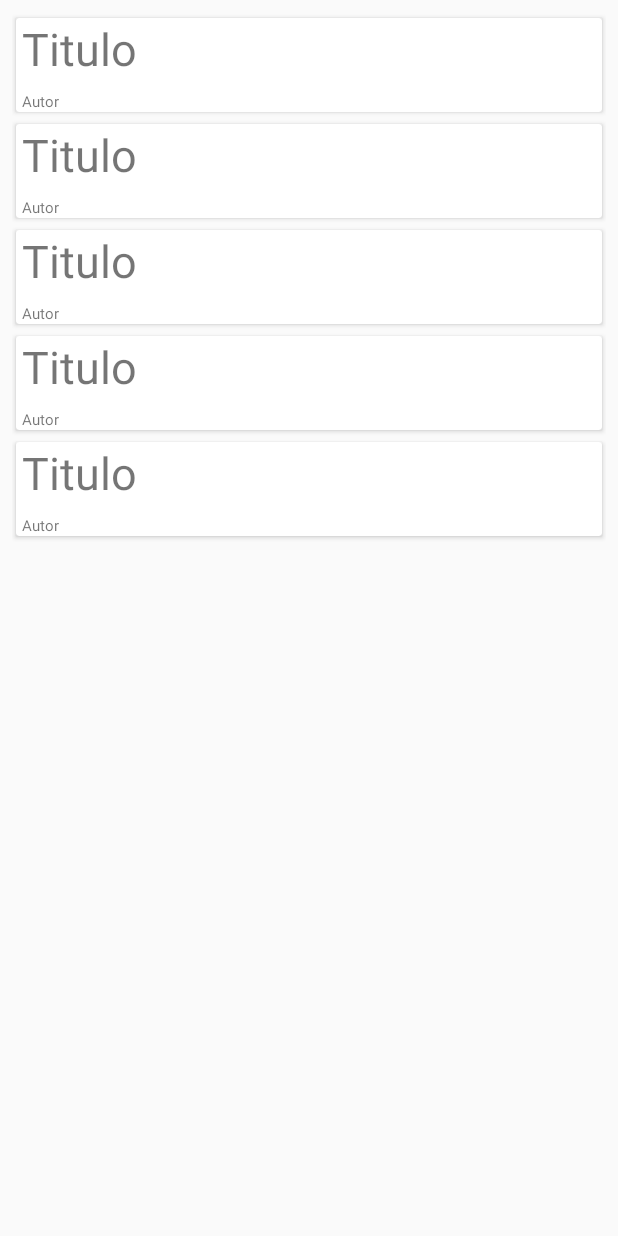
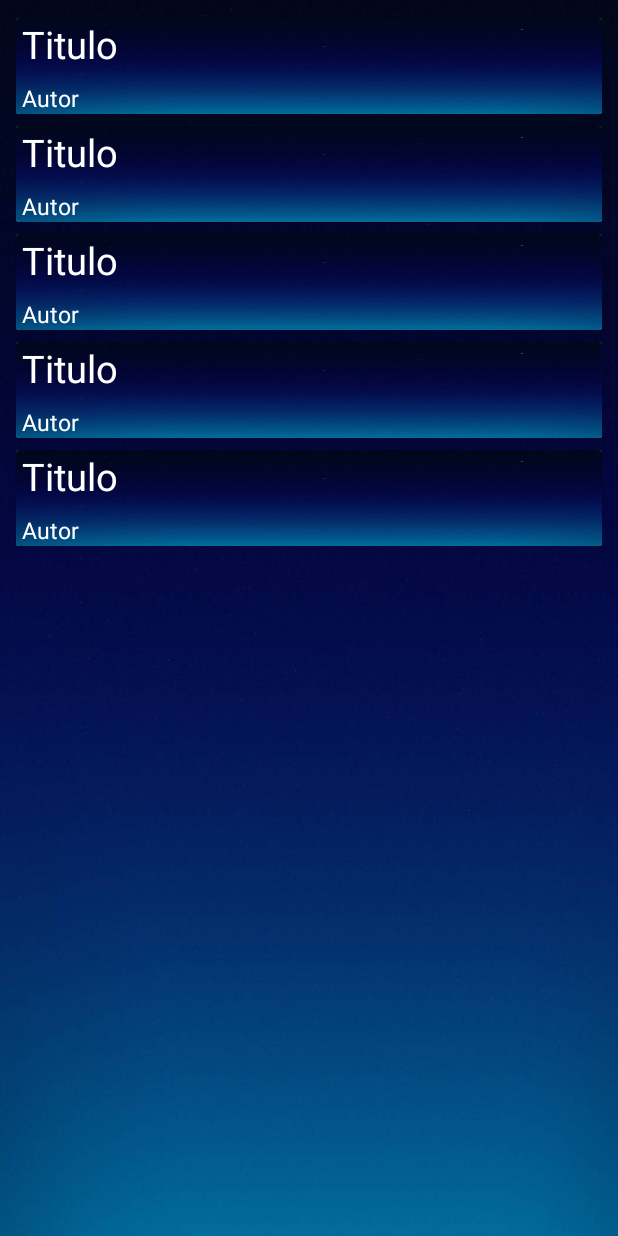
Before and after one commit to PedroAES/app, an Android app: the layout activity_listar_livros.xml on its own in the app's theme, with its tools: preview values and no code run, on a phone screen of 412 x 824 dp. Run offline under Robolectric (Android 15) with nearby library versions, the phone set to English and light mode, and no system bars.

Commit message:
Add busca do livro e listagem.

```diff
--- a/android-book-listing-app/app/src/main/java/com/example/android/books/DAO/LivroDAO.java
+++ b/android-book-listing-app/app/src/main/java/com/example/android/books/DAO/LivroDAO.java
@@ -30,12 +30,12 @@ public class LivroDAO implements ILivro {
     }
 
     @Override
-    public List<Livro> getAllLivros() {
+    public ArrayList<Livro> getAllLivros() {
         String sql= "select * from livro;";
         Cursor c = ler.rawQuery( sql , null);
         if(c == null)
             return null;
-        List<Livro> livros = new ArrayList<>();
+        ArrayList<Livro> livros = new ArrayList<>();
         while (c.moveToNext()){
             Livro livro = new Livro();
             livro.setTitulo(c.getString(c.getColumnIndex("titulo")));
--- a/android-book-listing-app/app/src/main/java/com/example/android/books/interfaces/ILivro.java
+++ b/android-book-listing-app/app/src/main/java/com/example/android/books/interfaces/ILivro.java
@@ -2,9 +2,10 @@ package com.example.android.books.interfaces;
 
 import com.example.android.books.model.Livro;
 
+import java.util.ArrayList;
 import java.util.List;
 
 public interface ILivro {
     void inserirLivro(Livro livro);
-    List<Livro> getAllLivros();
+    ArrayList<Livro> getAllLivros();
 }
--- a/android-book-listing-app/app/src/main/java/com/example/android/books/retrofit/RetrofitConfig.java
+++ b/android-book-listing-app/app/src/main/java/com/example/android/books/retrofit/RetrofitConfig.java
@@ -6,7 +6,7 @@ import retrofit2.converter.gson.GsonConverterFactory;
 public class RetrofitConfig {
 
     private static Retrofit retrofit = null;
-    private static String baseUrl= "http://10.103.17.90:8080/";
+    private static String baseUrl= "http://192.168.15.5:8080/";
 
     public RetrofitConfig() {
         retrofit = new Retrofit.Builder()
--- a/android-book-listing-app/app/src/main/res/layout/listar_livros.xml
+++ b/android-book-listing-app/app/src/main/res/layout/activity_listar_livros.xml
@@ -4,10 +4,12 @@
     xmlns:app="http://schemas.android.com/apk/res-auto"
     xmlns:tools="http://schemas.android.com/tools"
     android:layout_width="match_parent"
-    android:layout_height="match_parent">
-
+    android:layout_height="match_parent"
+    android:background="@drawable/fundo"
+    tools:context=".activity.ListarLivrosActivity">
 
     <android.support.v7.widget.RecyclerView
+        android:id="@+id/rv"
         android:layout_width="match_parent"
         android:layout_height="match_parent"
         android:layout_marginStart="8dp"
@@ -20,4 +22,5 @@
         app:layout_constraintTop_toTopOf="parent"
         tools:itemCount="5"
         tools:listitem="@layout/items_livros" />
+
 </android.support.constraint.ConstraintLayout>
--- a/android-book-listing-app/app/src/main/res/layout/items_livros.xml
+++ b/android-book-listing-app/app/src/main/res/layout/items_livros.xml
@@ -17,6 +17,7 @@
         <android.support.constraint.ConstraintLayout
             android:layout_width="match_parent"
             android:layout_height="wrap_content"
+            android:background="@drawable/fundo"
             >
 
             <TextView
@@ -26,7 +27,8 @@
                 android:layout_marginStart="4dp"
                 android:layout_marginEnd="4dp"
                 android:text="Titulo"
-                android:textSize="30sp"
+                android:textSize="25sp"
+                android:textColor="@color/cardview_light_background"
                 app:layout_constraintEnd_toEndOf="parent"
                 app:layout_constraintStart_toStartOf="parent"
                 app:layout_constraintTop_toTopOf="parent" />
@@ -37,7 +39,8 @@
                 android:layout_height="wrap_content"
                 android:layout_marginTop="8dp"
                 android:text="Autor"
-                android:textSize="10sp"
+                android:textSize="15sp"
+                android:textColor="@color/cardview_light_background"
                 app:layout_constraintBottom_toBottomOf="parent"
                 app:layout_constraintEnd_toEndOf="@+id/titulo_livro"
                 app:layout_constraintStart_toStartOf="@+id/titulo_livro"
```
Also changed, not shown: android-book-listing-app/app/src/main/AndroidManifest.xml (+13 -15 lines), android-book-listing-app/app/src/main/java/com/example/android/books/activity/BuscaActivity.java (+14 -10 lines), android-book-listing-app/app/src/main/java/com/example/android/books/activity/ListarLivrosActivity.java (added, +73 -0 lines), android-book-listing-app/app/src/main/java/com/example/android/books/adapter/LivroAdapter.java (+12 -6 lines).
